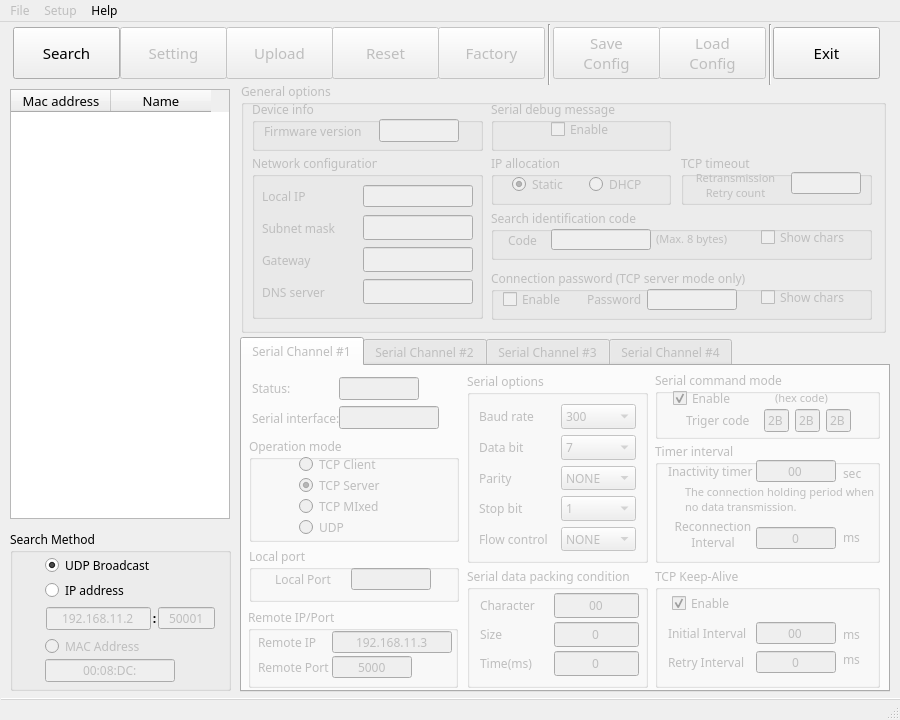
Before: the Qt Designer form gui/wizconfig_gui.ui in Wiznet/WIZnet-S2E-Tool-GUI, drawn with Qt 5.
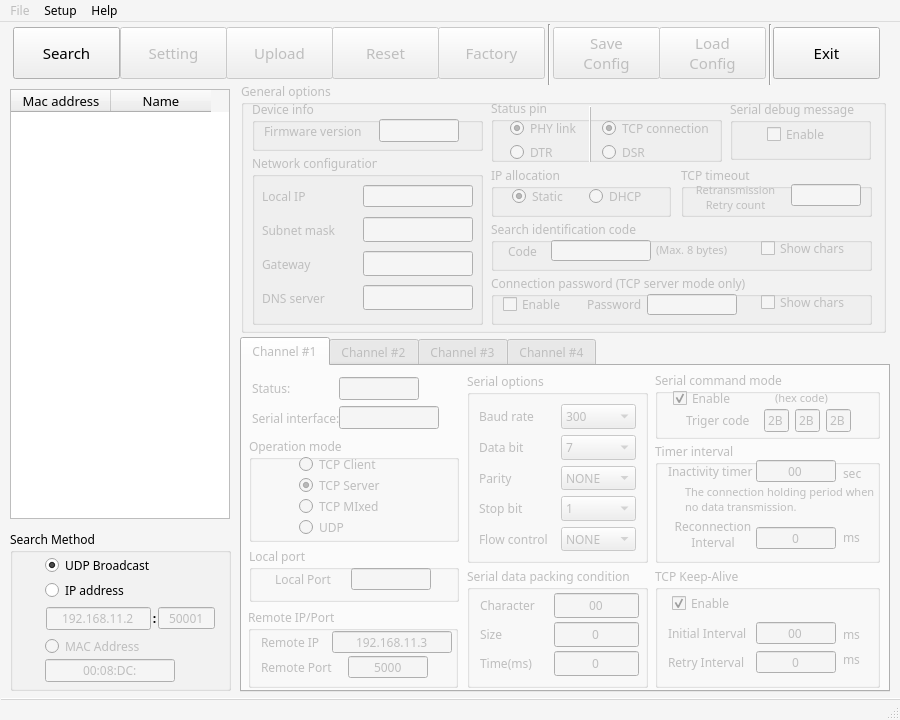
After: the same form once the commit is applied. Icons and pictures are not drawn.

Commit message: v0.3.0 - Add 'status pin' configuration ('SC' command) - Add progress bar for search & upload (not yet stable) - If f/w update failed, show dialog

Diff of the .ui file:
```diff
--- a/gui/wizconfig_gui.ui
+++ b/gui/wizconfig_gui.ui
@@ -28,6 +28,70 @@
     <height>720</height>
    </size>
   </property>
+  <property name="palette">
+   <palette>
+    <active>
+     <colorrole role="Base">
+      <brush brushstyle="SolidPattern">
+       <color alpha="255">
+        <red>255</red>
+        <green>255</green>
+        <blue>255</blue>
+       </color>
+      </brush>
+     </colorrole>
+     <colorrole role="Window">
+      <brush brushstyle="SolidPattern">
+       <color alpha="255">
+        <red>245</red>
+        <green>245</green>
+        <blue>245</blue>
+       </color>
+      </brush>
+     </colorrole>
+    </active>
+    <inactive>
+     <colorrole role="Base">
+      <brush brushstyle="SolidPattern">
+       <color alpha="255">
+        <red>255</red>
+        <green>255</green>
+        <blue>255</blue>
+       </color>
+      </brush>
+     </colorrole>
+     <colorrole role="Window">
+      <brush brushstyle="SolidPattern">
+       <color alpha="255">
+        <red>245</red>
+        <green>245</green>
+        <blue>245</blue>
+       </color>
+      </brush>
+     </colorrole>
+    </inactive>
+    <disabled>
+     <colorrole role="Base">
+      <brush brushstyle="SolidPattern">
+       <color alpha="255">
+        <red>245</red>
+        <green>245</green>
+        <blue>245</blue>
+       </color>
+      </brush>
+     </colorrole>
+     <colorrole role="Window">
+      <brush brushstyle="SolidPattern">
+       <color alpha="255">
+        <red>245</red>
+        <green>245</green>
+        <blue>245</blue>
+       </color>
+      </brush>
+     </colorrole>
+    </disabled>
+   </palette>
+  </property>
   <property name="font">
    <font>
     <family>맑은 고딕</family>
@@ -84,7 +148,7 @@
     </property>
     <widget class="QWidget" name="tab_ch1">
      <attribute name="title">
-      <string>Serial Channel #1</string>
+      <string>Channel #1</string>
      </attribute>
      <widget class="QGroupBox" name="ch1_packing">
       <property name="geometry">
@@ -970,7 +1034,7 @@
       <widget class="QLabel" name="label_140">
        <property name="geometry">
         <rect>
-         <x>10</x>
+         <x>13</x>
          <y>23</y>
          <width>65</width>
          <height>22</height>
@@ -1000,7 +1064,7 @@
       <widget class="QLabel" name="label_141">
        <property name="geometry">
         <rect>
-         <x>10</x>
+         <x>13</x>
          <y>48</y>
          <width>80</width>
          <height>22</height>
@@ -1030,7 +1094,7 @@
       <widget class="QLineEdit" name="ch1_remoteport">
        <property name="geometry">
         <rect>
-         <x>84</x>
+         <x>100</x>
          <y>48</y>
          <width>80</width>
          <height>22</height>
@@ -1760,7 +1824,7 @@
     </widget>
     <widget class="QWidget" name="tab_ch2">
      <attribute name="title">
-      <string>Serial Channel #2</string>
+      <string>Channel #2</string>
      </attribute>
      <widget class="QGroupBox" name="ch2_opmode">
       <property name="geometry">
@@ -3264,12 +3328,12 @@
     </widget>
     <widget class="QWidget" name="tab_ch3">
      <attribute name="title">
-      <string>Serial Channel #3</string>
+      <string>Channel #3</string>
      </attribute>
     </widget>
     <widget class="QWidget" name="tab_ch4">
      <attribute name="title">
-      <string>Serial Channel #4</string>
+      <string>Channel #4</string>
      </attribute>
     </widget>
    </widget>
@@ -3791,7 +3855,7 @@
        <x>11</x>
        <y>72</y>
        <width>231</width>
-       <height>165</height>
+       <height>171</height>
       </rect>
      </property>
      <property name="font">
@@ -3868,7 +3932,7 @@
       <property name="geometry">
        <rect>
         <x>10</x>
-        <y>91</y>
+        <y>95</y>
         <width>211</width>
         <height>30</height>
        </rect>
@@ -3924,7 +3988,7 @@
       <property name="geometry">
        <rect>
         <x>10</x>
-        <y>59</y>
+        <y>61</y>
         <width>211</width>
         <height>30</height>
        </rect>
@@ -3989,7 +4053,7 @@
       <property name="geometry">
        <rect>
         <x>10</x>
-        <y>123</y>
+        <y>129</y>
         <width>211</width>
         <height>30</height>
        </rect>
@@ -4046,7 +4110,7 @@
      <property name="geometry">
       <rect>
        <x>250</x>
-       <y>127</y>
+       <y>138</y>
        <width>381</width>
        <height>51</height>
       </rect>
@@ -4161,7 +4225,7 @@
      <property name="geometry">
       <rect>
        <x>250</x>
-       <y>187</y>
+       <y>192</y>
        <width>381</width>
        <height>51</height>
       </rect>
@@ -4373,7 +4437,7 @@
      <property name="geometry">
       <rect>
        <x>250</x>
-       <y>72</y>
+       <y>84</y>
        <width>180</width>
        <height>51</height>
       </rect>
@@ -4441,10 +4505,10 @@
     <widget class="QGroupBox" name="group_opmode_3">
      <property name="geometry">
       <rect>
-       <x>250</x>
+       <x>489</x>
        <y>18</y>
-       <width>180</width>
-       <height>51</height>
+       <width>141</width>
+       <height>60</height>
       </rect>
      </property>
      <property name="font">
@@ -4458,8 +4522,8 @@
      <widget class="QCheckBox" name="serial_debug">
       <property name="geometry">
        <rect>
-        <x>60</x>
-        <y>21</y>
+        <x>37</x>
+        <y>26</y>
         <width>71</width>
         <height>16</height>
        </rect>
@@ -4481,7 +4545,7 @@
      <property name="geometry">
       <rect>
        <x>440</x>
-       <y>72</y>
+       <y>84</y>
        <width>191</width>
        <height>51</height>
       </rect>
@@ -4566,6 +4630,164 @@
       </property>
      </widget>
     </widget>
+    <widget class="QGroupBox" name="group_opmode_4">
+     <property name="geometry">
+      <rect>
+       <x>250</x>
+       <y>17</y>
+       <width>231</width>
+       <height>63</height>
+      </rect>
+     </property>
+     <property name="font">
+      <font>
+       <family>맑은 고딕</family>
+      </font>
+     </property>
+     <property name="title">
+      <string>Status pin</string>
+     </property>
+     <widget class="Line" name="line_2">
+      <property name="geometry">
+       <rect>
+        <x>89</x>
+        <y>7</y>
+        <width>20</width>
+        <height>58</height>
+       </rect>
+      </property>
+      <property name="font">
+       <font>
+        <pointsize>11</pointsize>
+        <weight>50</weight>
+        <bold>false</bold>
+       </font>
+      </property>
+      <property name="frameShadow">
+       <enum>QFrame::Raised</enum>
+      </property>
+      <property name="midLineWidth">
+       <number>0</number>
+      </property>
+      <property name="orientation">
+       <enum>Qt::Vertical</enum>
+      </property>
+     </widget>
+     <widget class="QWidget" name="layoutWidget">
+      <property name="geometry">
+       <rect>
+        <x>19</x>
+        <y>18</y>
+        <width>71</width>
+        <height>43</height>
+       </rect>
+      </property>
+      <layout class="QVBoxLayout" name="verticalLayout_2">
+       <property name="spacing">
+        <number>1</number>
+       </property>
+       <property name="sizeConstraint">
+        <enum>QLayout::SetMinimumSize</enum>
+       </property>
+       <item>
+        <widget class="QRadioButton" name="status_phy">
+         <property name="minimumSize">
+          <size>
+           <width>60</width>
+           <height>0</height>
+          </size>
+         </property>
+         <property name="font">
+          <font>
+           <family>맑은 고딕</family>
+          </font>
+         </property>
+         <property name="text">
+          <string>PHY link</string>
+         </property>
+         <property name="checked">
+          <bool>true</bool>
+         </property>
+        </widget>
+       </item>
+       <item>
+        <widget class="QRadioButton" name="status_dtr">
+         <property name="minimumSize">
+          <size>
+           <width>0</width>
+           <height>0</height>
+          </size>
+         </property>
+         <property name="font">
+          <font>
+           <family>맑은 고딕</family>
+          </font>
+         </property>
+         <property name="text">
+          <string>DTR</string>
+         </property>
+        </widget>
+       </item>
+      </layout>
+     </widget>
+     <widget class="QWidget" name="layoutWidget">
+      <property name="geometry">
+       <rect>
+        <x>111</x>
+        <y>18</y>
+        <width>110</width>
+        <height>42</height>
+       </rect>
+      </property>
+      <layout class="QVBoxLayout" name="verticalLayout_3">
+       <property name="spacing">
+        <number>1</number>
+       </property>
+       <property name="sizeConstraint">
+        <enum>QLayout::SetMinimumSize</enum>
+       </property>
+       <item>
+        <widget class="QRadioButton" name="status_tcpst">
+         <property name="minimumSize">
+          <size>
+           <width>60</width>
+           <height>0</height>
+          </size>
+         </property>
+         <property name="font">
+          <font>
+           <family>맑은 고딕</family>
+          </font>
+         </property>
+         <property name="text">
+          <string>TCP connection</string>
+         </property>
+         <property name="checked">
+          <bool>true</bool>
+         </property>
+        </widget>
+       </item>
+       <item>
+        <widget class="QRadioButton" name="status_dsr">
+         <property name="minimumSize">
+          <size>
+           <width>0</width>
+           <height>0</height>
+          </size>
+         </property>
+         <property name="font">
+          <font>
+           <family>맑은 고딕</family>
+          </font>
+         </property>
+         <property name="text">
+          <string>DSR</string>
+         </property>
+        </widget>
+       </item>
+      </layout>
+     </widget>
+    </widget>
    </widget>
    <widget class="QPushButton" name="savebtn">
     <property name="enabled">
@@ -5611,7 +5833,7 @@
    </widget>
    <widget class="QMenu" name="menuOption">
     <property name="enabled">
-     <bool>false</bool>
+     <bool>true</bool>
     </property>
     <property name="title">
      <string>Setup</string>
```
Left out of the diff: 155 changed lines with no effect on the pictures. The commit also changes 6 other files.
